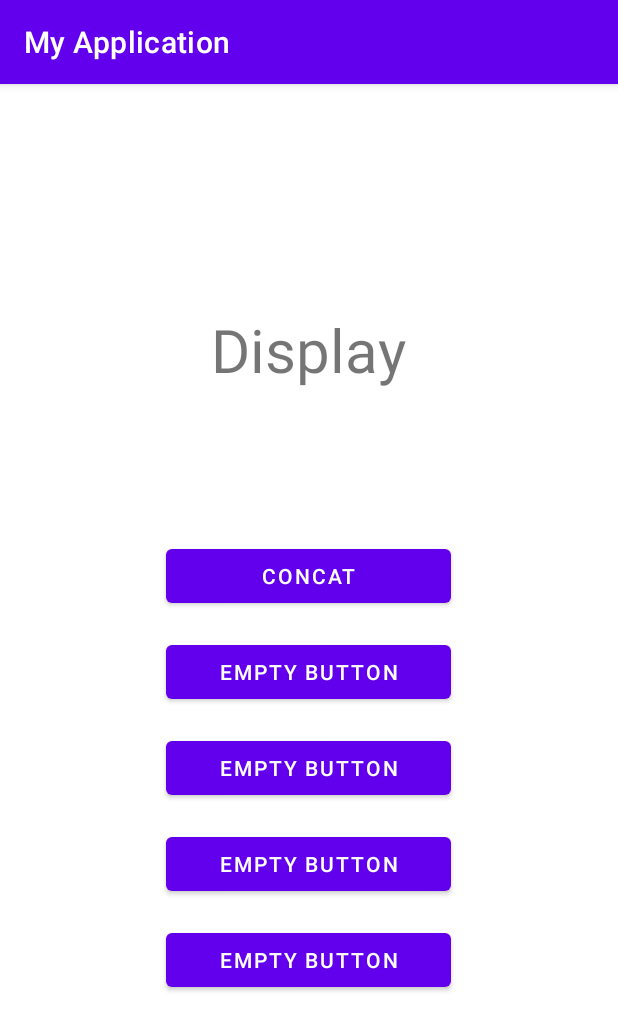
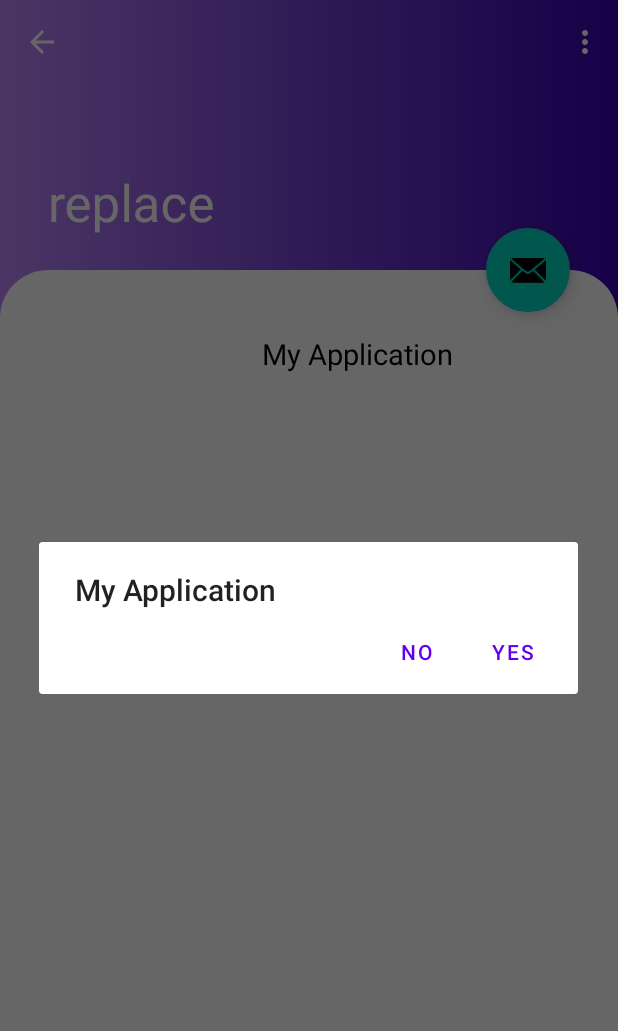
Before and after one commit to tdvuong12/ConCat, an Android app: the ScrollingActivity screen opened directly, with no data from a screen before it, after a tap on "My Application", on a phone screen of 412 x 824 dp. Shown: the top 1031 px of the screen. Run offline under Robolectric (Android 15) with nearby library versions, the phone set to English and light mode, and no system bars; 1 statement that could not run was skipped.

Commit message:
settup the check function

```diff
--- a/app/src/main/java/com/example/myapplication/MyAdapter.java
+++ b/app/src/main/java/com/example/myapplication/MyAdapter.java
@@ -1,7 +1,9 @@
 package com.example.myapplication;
 
 import android.app.Activity;
+import android.app.AlertDialog;
 import android.content.Context;
+import android.content.DialogInterface;
 import android.content.Intent;
 import android.content.pm.ApplicationInfo;
 import android.content.pm.PackageManager;
@@ -55,14 +57,68 @@ public class MyAdapter extends RecyclerView.Adapter<MyAdapter.MyViewHolder> {
         holder.rowLayout.setOnClickListener(v -> {
             AppCompatActivity c = (AppCompatActivity) context;
             Intent intent = new Intent(c, MainActivity.class);
-            intent.putExtra("app", app);
 
             int buttonID = c.getIntent().getIntExtra("Button ID", 0);
-            intent.putExtra("Button ID", buttonID);
 
-            c.startActivity(intent);
+            String applabel = "";
+
+            try {
+                applabel = app.getLabel(context);
+            } catch (PackageManager.NameNotFoundException e) {
+                Log.d(TAG, e.toString());
+            }
+
+            //Setup the check function
+            AlertDialog.Builder alertdialog = new AlertDialog.Builder(context);
+            alertdialog.setTitle(applabel);
+            alertdialog.setPositiveButton("Yes", new DialogInterface.OnClickListener() {
+                @Override
+                public void onClick(DialogInterface dialog, int which) {
+                    intent.putExtra("app", app);
+                    intent.putExtra("Button ID", buttonID);
+                    c.startActivity(intent);
+                }
+            });
+            alertdialog.setNegativeButton("No", new DialogInterface.OnClickListener() {
+                @Override
+                public void onClick(DialogInterface dialog, int which) {
+                }
+            });
+            alertdialog.show();
+
+
+
+
+
+
+
+
         });
     }
+
+    /*public void Check(String label, Context context, Boolean sure){
+        AlertDialog.Builder alertdialog = new AlertDialog.Builder(context);
+        alertdialog.setTitle(label);
+        alertdialog.setPositiveButton("Yes", new DialogInterface.OnClickListener() {
+            @Override
+            public void onClick(DialogInterface dialog, int which) {
+                sure = true;
+            }
+        });
+        alertdialog.setNegativeButton("No", new DialogInterface.OnClickListener() {
+            @Override
+            public void onClick(DialogInterface dialog, int which) {
+                sure = false;
+            }
+        });
+        alertdialog.show();
+    }
+
+     */
+
+
+
+
 
     @Override
     public int getItemCount() {
```
